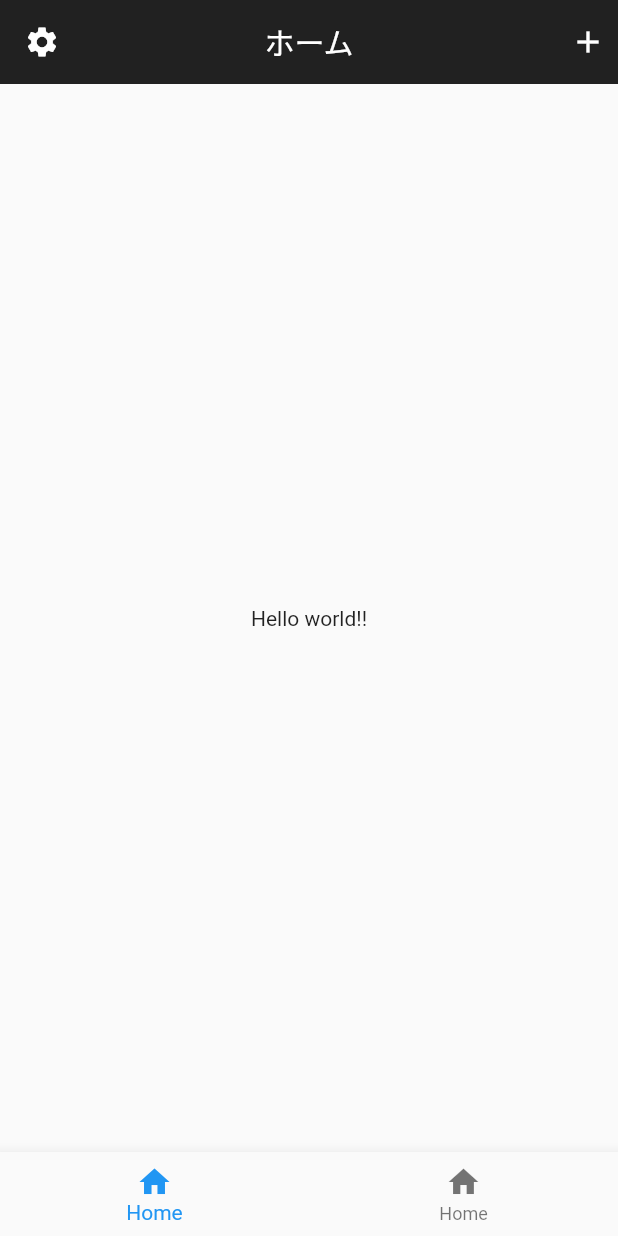
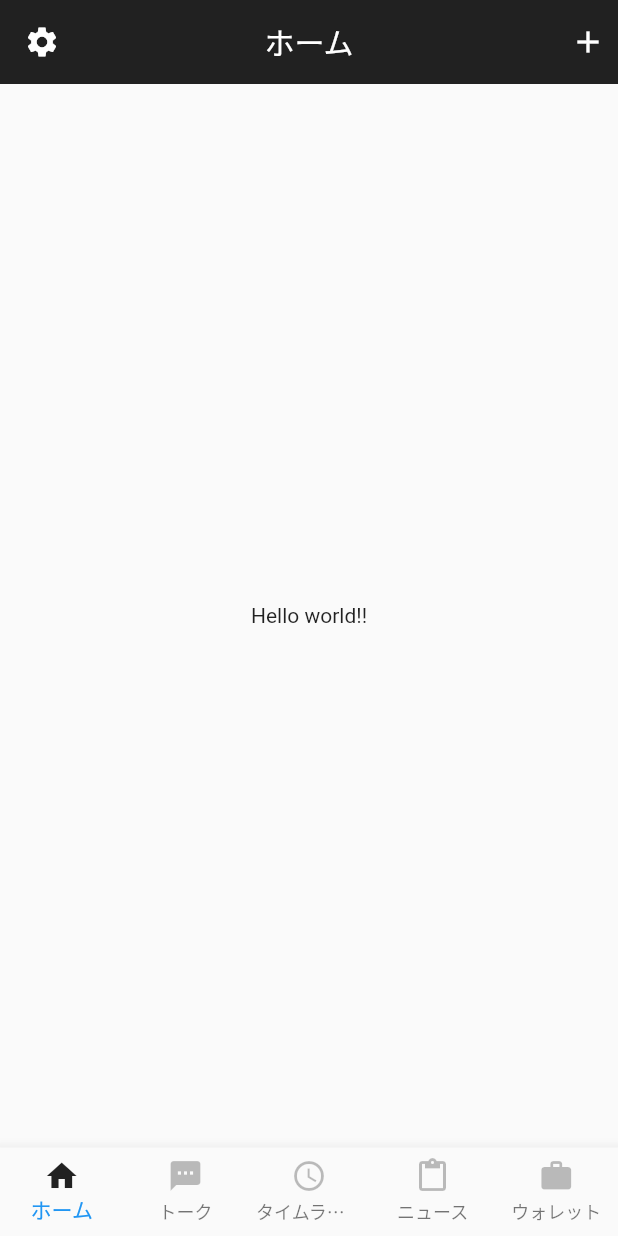
Before and after one commit to K-Asaka/Android-learn, a Flutter app: the screen it shows after launch, on a phone screen of 412 x 824 dp. Run offline on Flutter 3.47's test engine with Material 2 defaults, Android fonts, the light colour scheme and no system bars.

Commit message:
フッターの完成

```diff
--- a/flutter_header_footer/lib/footer.dart
+++ b/flutter_header_footer/lib/footer.dart
@@ -7,20 +7,81 @@ class Footer extends StatefulWidget {
   _Footer createState() => _Footer();
 }
 
-class _Footer extends State {
+class _Footer extends State<Footer> {
+  int _selectedIndex = 0;
+  final _bottomNavigationBarItems = <BottomNavigationBarItem>[];
+
+  // アイコン情報
+  static const _footerIcons = [
+    Icons.home,
+    Icons.textsms,
+    Icons.access_time,
+    Icons.content_paste,
+    Icons.work,
+  ];
+
+  static const _footerItemNames = [
+    'ホーム',
+    'トーク',
+    'タイムライン',
+    'ニュース',
+    'ウォレット',
+  ];
+
+  @override
+  void initState() {
+    super.initState();
+    _bottomNavigationBarItems.add(_UpdateActiveState(0));
+    for (var i = 1; i < _footerItemNames.length; i++) {
+      _bottomNavigationBarItems.add(_UpdateDeactiveState(i));
+    }
+  }
+
+  BottomNavigationBarItem _UpdateActiveState(int index) {
+    return BottomNavigationBarItem(
+      icon: Icon(
+        _footerIcons[index],
+        color: Colors.black87,
+      ),
+      title: Text(
+        _footerItemNames[index],
+        style: TextStyle(
+          color: Colors.black87,
+        ),
+      )
+    );
+  }
+
+  BottomNavigationBarItem _UpdateDeactiveState(int index) {
+    return BottomNavigationBarItem(
+      icon: Icon(
+        _footerIcons[index],
+        color: Colors.black26,
+      ),
+      title: Text(
+        _footerItemNames[index],
+        style: TextStyle(
+          color: Colors.black26,
+        ),
+      )
+    );
+  }
+
+  void _onItemTapped(int index) {
+    setState(() {
+      _bottomNavigationBarItems[_selectedIndex] = _UpdateDeactiveState(_selectedIndex);
+      _bottomNavigationBarItems[index] = _UpdateActiveState(index);
+      _selectedIndex = index;
+    });
+  }
+
   @override
   Widget build(BuildContext context) {
     return BottomNavigationBar(
-      items: const [
-        BottomNavigationBarItem(
-          icon: Icon(Icons.home),
-          title: Text('Home'),
-        ),
-        BottomNavigationBarItem(
-          icon: Icon(Icons.home),
-          title: Text('Home'),
-        ),
-      ],
+      type: BottomNavigationBarType.fixed,
+      items: _bottomNavigationBarItems,
+      currentIndex: _selectedIndex,
+      onTap: _onItemTapped,
     );
   }
 }
```
